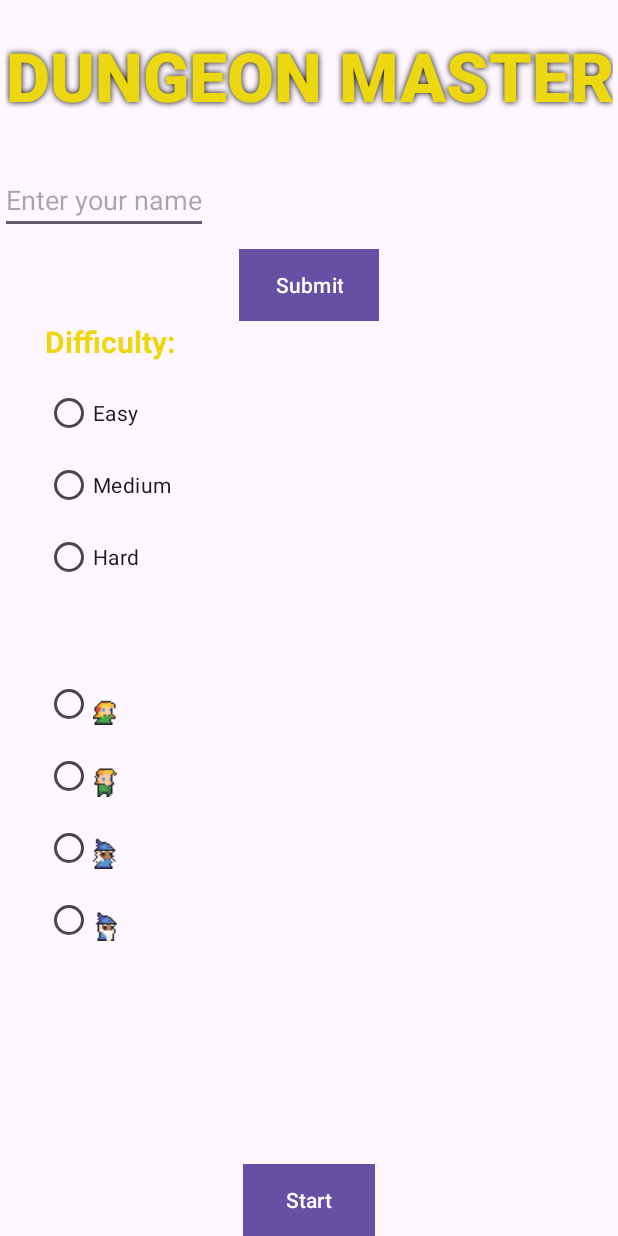
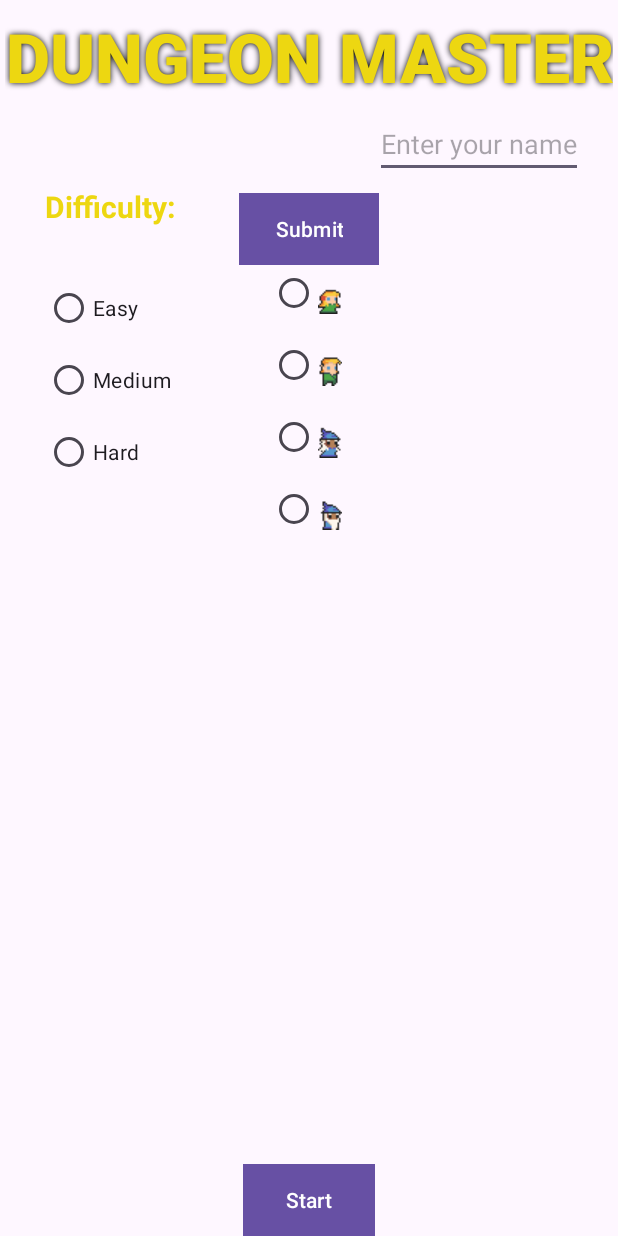
Before and after one commit to AZXEthan/Dungeon-Crawler-Android-App-Java-System-Design-, an Android app: the screen it shows after launch (InitialConfiguration), on a phone screen of 412 x 824 dp. Run offline under Robolectric (Android 15) with nearby library versions, the phone set to English and light mode, and no system bars.

Commit message:
change screen to horizontal and fix check style issue

```diff
--- a/app/src/main/java/com/example/a2340a_team10/InitialConfiguration.java
+++ b/app/src/main/java/com/example/a2340a_team10/InitialConfiguration.java
@@ -15,10 +15,11 @@ public class InitialConfiguration extends AppCompatActivity {
     private TextView selectedChoiceTextView;
     private EditText inputName;
 
-    private RadioGroup difficultySelect, avatarSelect;
+    private RadioGroup difficultySelect;
+    private RadioGroup avatarSelect;
     private Button buttonSubmit;
     private TextView textViewResult;
-    private LinearLayout diff_healthbar;
+    private LinearLayout diffHealthbar;
 
     protected void onCreate(Bundle savedInstanceState) {
         super.onCreate(savedInstanceState);
@@ -26,7 +27,7 @@ public class InitialConfiguration extends AppCompatActivity {
 
         Button startBtn = findViewById(R.id.startButton);
 
-        difficultySelect= findViewById(R.id.difficultyRadioGroup);
+        difficultySelect = findViewById(R.id.difficultyRadioGroup);
 
         selectedChoiceTextView = findViewById(R.id.selectDifficulty);
 
@@ -36,22 +37,22 @@ public class InitialConfiguration extends AppCompatActivity {
         inputName = findViewById(R.id.inputName);
         textViewResult = findViewById(R.id.greeting);
 
-        diff_healthbar = findViewById(R.id.diff_healthbar);
+        diffHealthbar = findViewById(R.id.diff_healthbar);
 
         difficultySelect.setOnCheckedChangeListener(new RadioGroup.OnCheckedChangeListener() {
             @Override
             public void onCheckedChanged(RadioGroup group, int checkedId) {
                 String selectedChoice = "";
                 if (checkedId == R.id.radioEasy) {
-                    diff_healthbar.removeAllViews();
+                    diffHealthbar.removeAllViews();
                     selectedChoice = "Easy";
                     displayHealth(5);
                 } else if (checkedId == R.id.radioMedium) {
-                    diff_healthbar.removeAllViews();
+                    diffHealthbar.removeAllViews();
                     selectedChoice = "Medium";
                     displayHealth(4);
                 } else if (checkedId == R.id.radioHard) {
-                    diff_healthbar.removeAllViews();
+                    diffHealthbar.removeAllViews();
                     selectedChoice = "Hard";
                     displayHealth(3);
                 }
@@ -118,7 +119,7 @@ public class InitialConfiguration extends AppCompatActivity {
         //        });
     }
     private void displayHealth(int count) {
-        diff_healthbar.setVisibility(View.VISIBLE);
+        diffHealthbar.setVisibility(View.VISIBLE);
 
         for (int i = 0; i < count; i++) {
             ImageView imageView = new ImageView(this);
@@ -127,7 +128,7 @@ public class InitialConfiguration extends AppCompatActivity {
                     LinearLayout.LayoutParams.WRAP_CONTENT,
                     LinearLayout.LayoutParams.WRAP_CONTENT
             ));
-            diff_healthbar.addView(imageView);
+            diffHealthbar.addView(imageView);
         }
     }
 
--- a/app/src/main/res/layout/initial_configuration.xml
+++ b/app/src/main/res/layout/initial_configuration.xml
@@ -4,13 +4,13 @@
     xmlns:tools="http://schemas.android.com/tools"
     android:layout_width="match_parent"
     android:layout_height="match_parent"
-    tools:context=".IniConActivity">
+    tools:context=".InitialConfiguration">
 
     <TextView
         android:id="@+id/gameName"
         android:layout_width="wrap_content"
         android:layout_height="wrap_content"
-        android:layout_marginTop="20dp"
+        android:layout_marginTop="7dp"
         android:fontFamily="sans-serif-black"
         android:shadowColor="#000000"
         android:shadowRadius="5"
@@ -53,7 +53,8 @@
         android:id="@+id/inputName"
         android:layout_width="wrap_content"
         android:layout_height="wrap_content"
-        android:layout_marginTop="30dp"
+        android:layout_marginStart="250dp"
+        android:layout_marginTop="5dp"
         android:hint="Enter your name"
         android:inputType="text"
         app:layout_constraintStart_toStartOf="parent"
@@ -63,11 +64,11 @@
         android:id="@+id/greeting"
         android:layout_width="wrap_content"
         android:layout_height="wrap_content"
-        android:layout_marginTop="30dp"
+        android:layout_marginStart="30dp"
+        android:layout_marginTop="5dp"
         android:textColor="#EDD711"
         android:textSize="30sp"
         android:textStyle="bold"
-        app:layout_constraintEnd_toEndOf="parent"
         app:layout_constraintStart_toEndOf="@id/inputName"
         app:layout_constraintTop_toBottomOf="@id/gameName" />
 
@@ -76,24 +77,25 @@
         android:layout_width="wrap_content"
         android:layout_height="wrap_content"
         android:layout_marginLeft="30dp"
+        android:layout_marginTop="5dp"
         android:text="Difficulty: "
         android:textColor="#EDD711"
         android:textSize="20sp"
         android:textStyle="bold"
-        app:layout_constraintTop_toBottomOf="@id/buttonSubmit"
-        app:layout_constraintStart_toStartOf="parent" />
+        app:layout_constraintStart_toStartOf="parent"
+        app:layout_constraintTop_toBottomOf="@id/inputName" />
 
 
     <RadioGroup
         android:id="@+id/difficultyRadioGroup"
         android:layout_width="wrap_content"
         android:layout_height="wrap_content"
+        android:layout_gravity="center"
         android:layout_marginLeft="30dp"
-        android:layout_gravity="center"
-        android:layout_marginTop="10dp"
+        android:layout_marginTop="30dp"
         android:orientation="vertical"
-        app:layout_constraintTop_toBottomOf="@+id/selectDifficulty"
-        app:layout_constraintStart_toStartOf="parent">
+        app:layout_constraintStart_toStartOf="parent"
+        app:layout_constraintTop_toBottomOf="@+id/selectDifficulty">
 
         <RadioButton
             android:id="@+id/radioEasy"
@@ -129,20 +131,21 @@
         android:id="@+id/avatar_display"
         android:layout_width="250dp"
         android:layout_height="250dp"
-        android:layout_marginBottom="15dp"
-        app:layout_constraintBottom_toTopOf="@id/startButton"
+        android:layout_marginEnd="15dp"
+        android:layout_marginBottom="10dp"
+        app:layout_constraintBottom_toBottomOf="parent"
         app:layout_constraintEnd_toEndOf="parent" />
 
     <RadioGroup
         android:id="@+id/avatar_select"
         android:layout_width="wrap_content"
         android:layout_height="wrap_content"
-        android:layout_marginLeft="30dp"
         android:layout_gravity="center"
-        android:layout_marginTop="50dp"
+        android:layout_marginLeft="180dp"
+        android:layout_marginTop="20dp"
         android:orientation="vertical"
-        app:layout_constraintTop_toBottomOf="@+id/difficultyRadioGroup"
-        app:layout_constraintStart_toStartOf="parent">
+        app:layout_constraintStart_toStartOf="parent"
+        app:layout_constraintTop_toBottomOf="@id/selectDifficulty">
 
         <RadioButton
             android:id="@+id/char_f_elf"
```
Lines whose indentation alone changed are shown as unchanged.
